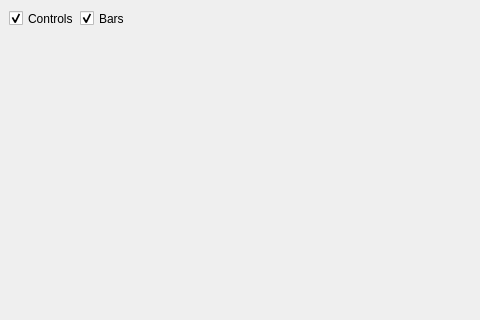
This is widegraph.ui in jtdx-project/jtdx as Qt 5 draws it before an edit; both pictures show x 0 to 480 and y 0 to 320 of the 780 by 520 pixel window. The edited form follows.
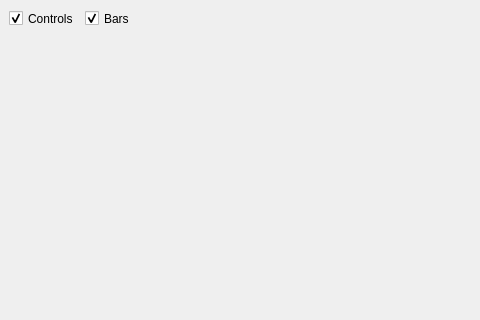
This is the edited form. Custom widgets are drawn as their Qt base class.

Diff of the .ui file:
```diff
--- a/widegraph.ui
+++ b/widegraph.ui
@@ -66,13 +66,13 @@
        <rect>
         <x>9</x>
         <y>10</y>
-        <width>65</width>
+        <width>70</width>
         <height>17</height>
        </rect>
       </property>
       <property name="maximumSize">
        <size>
-        <width>65</width>
+        <width>70</width>
         <height>16777215</height>
        </size>
       </property>
@@ -89,7 +89,7 @@
      <widget class="QCheckBox" name="cbBars">
       <property name="geometry">
        <rect>
-        <x>80</x>
+        <x>85</x>
         <y>10</y>
         <width>65</width>
         <height>17</height>
```
